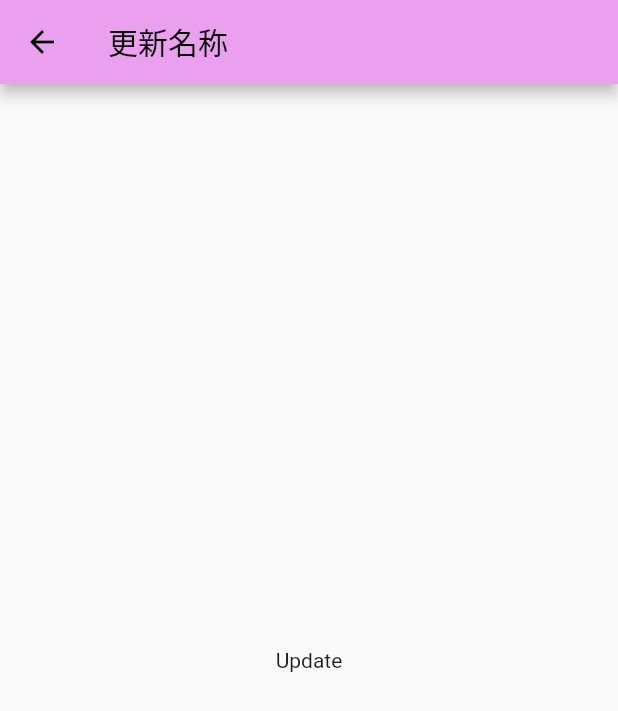
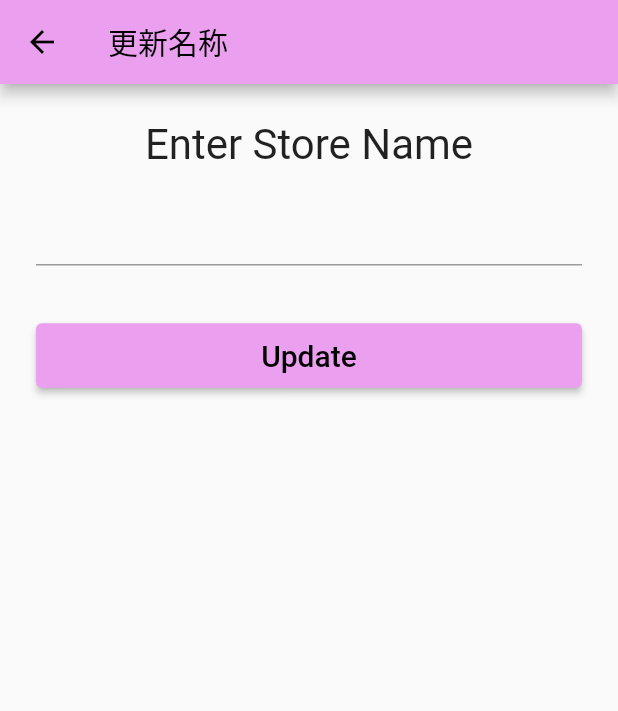
Before and after one commit to whl555/getx_demo, a Flutter app: the UpdateStoreName screen opened by its route, on a phone screen of 412 x 824 dp. Shown: the top 711 px of the screen. Run offline on Flutter 3.47's test engine with Material 2 defaults, Android fonts, the phone set to English and light mode, and no system bars; our stand-ins replace get, get_storage; accounts and stored records are empty.

Commit message:
feat: update store name

```diff
--- a/lib/main.dart
+++ b/lib/main.dart
@@ -35,10 +35,10 @@ class MyApp extends StatelessWidget {
       initialBinding: StoreBinding(),
       getPages: [
         GetPage(name: "/", page: () => HomePage()),
-        GetPage(name: '/edit_name', page: () => const UpdateStoreName()),
+        GetPage(name: '/edit_name', page: () => UpdateStoreName()),
         // GetPage(name: '/add_followers', page: () => AddFollowers()),
-        GetPage(name: '/toggle_status', page: () => const StoreStatus()),
-        GetPage(name: '/edit_follower_count', page: () => const EditFollowerCount()),
+        GetPage(name: '/toggle_status', page: () => StoreStatus()),
+        GetPage(name: '/edit_follower_count', page: () => EditFollowerCount()),
         // GetPage(name: '/add_reviews', page: () => AddReviews()),
         // GetPage(name: '/update_menu', page: () => const UpdateMenu()),
       ],
--- a/lib/manager/store_controller.dart
+++ b/lib/manager/store_controller.dart
@@ -1,9 +1,12 @@
+import 'package:flutter/cupertino.dart';
 import 'package:get/get.dart';
 
 class StoreController extends GetxController{
   final storeName = 'Thick Shake'.obs;
   final followerCount = 0.obs;
   final isStoreOpen = true.obs;
+
+  final storeNameEditingController = TextEditingController();
 
   updateStoreName(String name) {
     storeName(name);
--- a/lib/pages/edit_name/update_store_name.dart
+++ b/lib/pages/edit_name/update_store_name.dart
@@ -1,15 +1,47 @@
 import 'package:flutter/material.dart';
+import 'package:get/get.dart';
+import 'package:store/manager/store_controller.dart';
 
 class UpdateStoreName extends StatelessWidget {
-  const UpdateStoreName({Key? key}) : super(key: key);
+  UpdateStoreName({Key? key}) : super(key: key);
+
+  final storeController = Get.find<StoreController>();
 
   @override
   Widget build(BuildContext context) {
     return Scaffold(
-      appBar: AppBar(title: Text("更新名称")),
-      body: Center(
-        child: Text("Update")
-      ),
+      appBar: AppBar(title: const Text("更新名称")),
+      body: Container(
+        padding: const EdgeInsets.all(24.0),
+        child: Column(
+          crossAxisAlignment: CrossAxisAlignment.stretch,
+          children: [
+            const Text(
+              "Enter Store Name",
+              textAlign: TextAlign.center,
+              style: TextStyle(fontSize: 28),
+            ),
+            const SizedBox(height: 16),
+            TextField(
+              controller: storeController.storeNameEditingController,
+            ),
+            const SizedBox(height: 36),
+            ElevatedButton(
+                onPressed: (){
+                  storeController.storeName(storeController.storeNameEditingController.text.toString());
+                  Get.back();
+                },
+                child: const Padding(
+                  padding: EdgeInsets.all(10.0),
+                  child: Text(
+                    'Update',
+                    style: TextStyle(fontSize: 20.0),
+                  ),
+                )
+            )
+          ],
+        ),
+      )
     );
   }
 }
```
